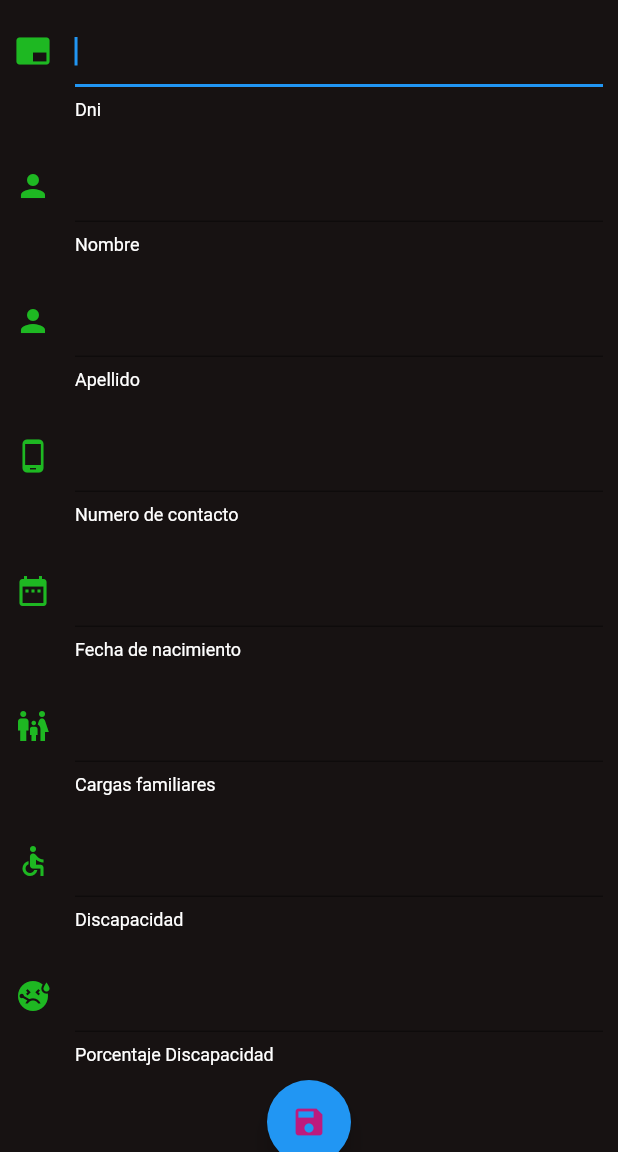
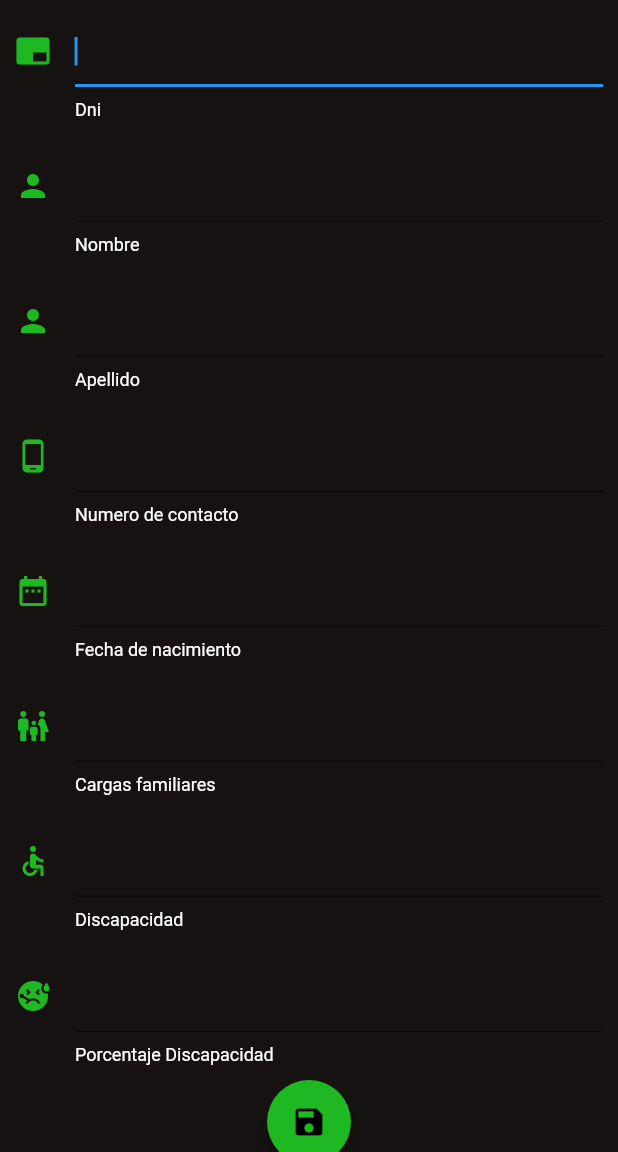
Before and after one commit to JhairV2002/grupo_1_a, a Flutter app: the ListPersonScreen screen opened by its route, after a tap on the "add" icon, on a phone screen of 412 x 824 dp, the part 84-1236 px from its top. Run offline on Flutter 3.47's test engine with Material 2 defaults, Android fonts, the phone set to English and light mode, and no system bars; network calls fail.

Commit message:
incorporacion de metodo de actualizacion

```diff
--- a/lib/main.dart
+++ b/lib/main.dart
@@ -32,6 +32,7 @@ class MyApp extends StatelessWidget {
   @override
   Widget build(BuildContext context) {
     return MaterialApp(
+      debugShowCheckedModeBanner: false,
       title: 'Person App',
       // onGenerateRoute: (settings) {
       //   // para la raiz de la app
--- a/lib/screens/form.dart
+++ b/lib/screens/form.dart
@@ -133,12 +133,18 @@ class FormScreen extends StatelessWidget {
                 },
               ),
               FloatingActionButton(
-                onPressed: () {
-                  personProvider.createPerson(formValues);
-                },
-                child: const Icon(Icons.save,
-                    color: Color.fromARGB(255, 189, 26, 126)),
-              )
+                  onPressed: () {
+                    if (formValues['id'] != "0") {
+                      personProvider.updatePerson(formValues);
+                    } else {
+                      personProvider.createPerson(formValues);
+                    }
+                  },
+                  backgroundColor: const Color.fromARGB(255, 30, 184, 34),
+                  child: const Icon(
+                    Icons.save,
+                    color: Colors.black,
+                  ))
             ],
           ),
         ),
--- a/lib/screens/list.dart
+++ b/lib/screens/list.dart
@@ -52,8 +52,11 @@ class _ListPersonScreenState extends State<ListPersonScreen> {
               );
             }),
         floatingActionButton: FloatingActionButton(
-            child:
-                const Icon(Icons.add, color: Color.fromARGB(255, 189, 26, 126)),
+            backgroundColor: const Color.fromARGB(255, 30, 184, 34),
+            child: const Icon(
+              Icons.add,
+              color: Colors.black,
+            ),
             onPressed: () {
               Navigator.pushNamed(context, '/form-person');
             })
```
Also changed, not shown: lib/providers/person_provider.dart (+7 -0 lines).
